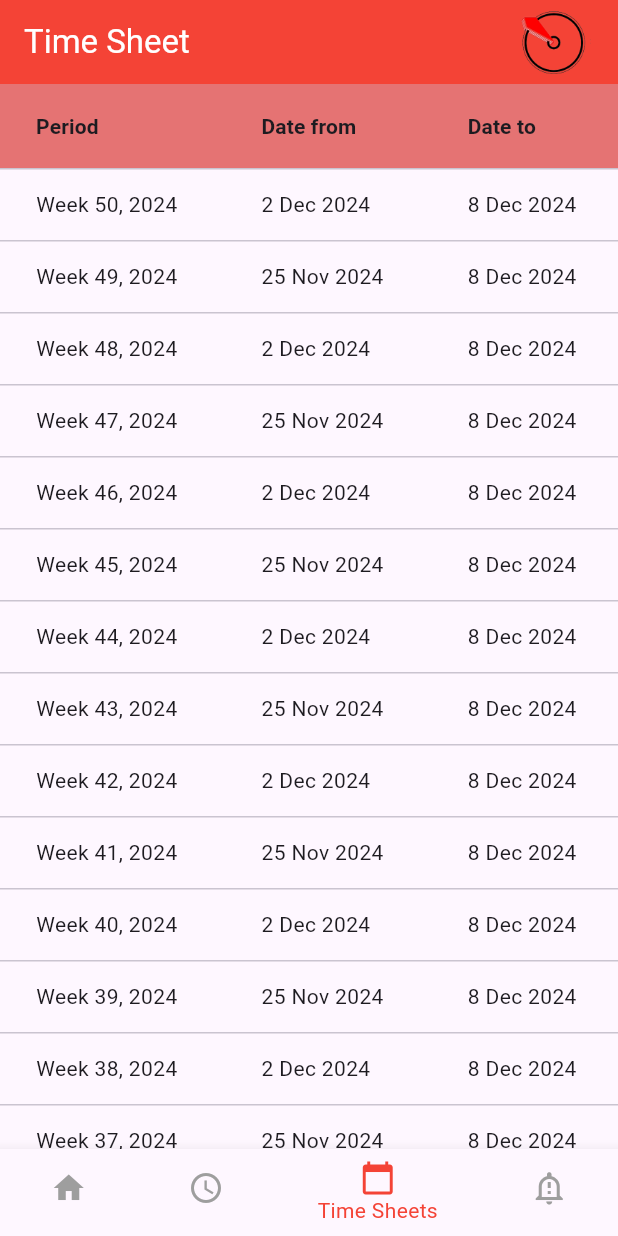
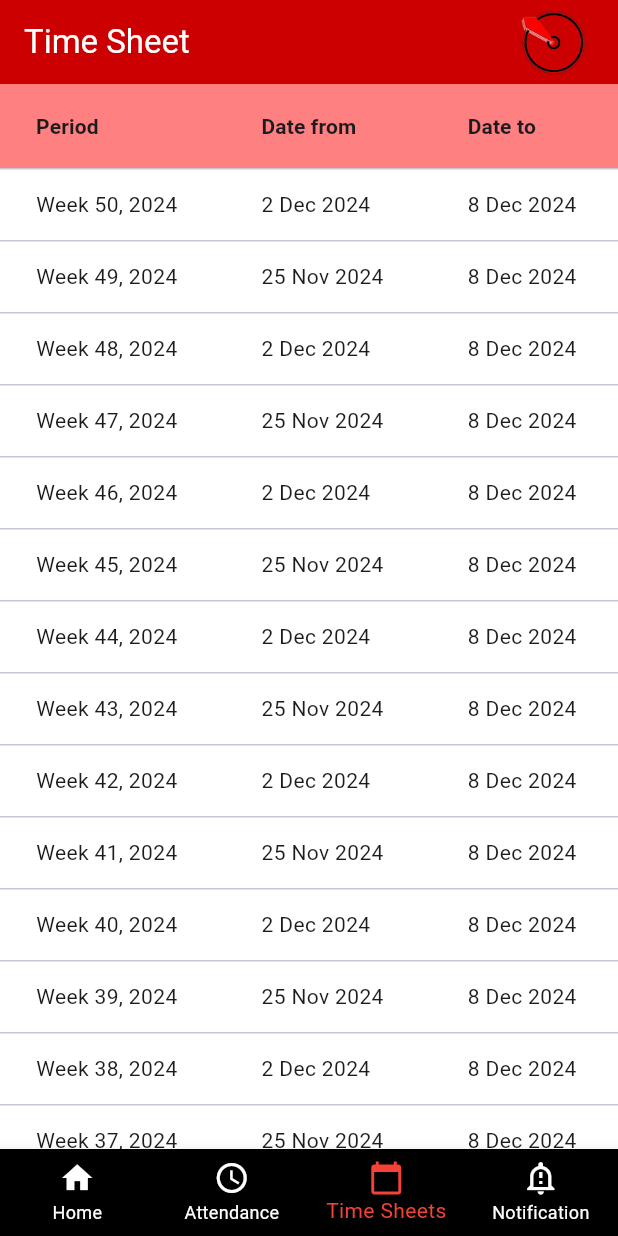
Before and after one commit to anca234/flutter-HRIS, a Flutter app: the screen it shows after launch, item 3 of the bottom bar chosen, on a phone screen of 412 x 824 dp. Run offline on Flutter 3.47's test engine with Material 3 defaults, Android fonts, the phone set to English and light mode, and no system bars.

Commit message:
merubah warna appbar, warna background, & warna bottomnavbar

```diff
--- a/lib/screens/annualleave.dart
+++ b/lib/screens/annualleave.dart
@@ -76,7 +76,7 @@ class _LeaveFormScreenState extends State<LeaveFormScreen> {
   Widget build(BuildContext context) {
     return Scaffold(
       appBar: AppBar(
-        backgroundColor: Colors.red,
+        backgroundColor: const Color.fromRGBO(204, 0, 0, 1.0),
         title: Text('Annual Leave Form', style: TextStyle(color: Colors.white)),
         actions: [
           Padding(
@@ -88,6 +88,7 @@ class _LeaveFormScreenState extends State<LeaveFormScreen> {
           ),
         ],
       ),
+      backgroundColor: const Color.fromARGB(255, 255, 255, 255),
       body: SingleChildScrollView(
         padding: EdgeInsets.all(16.0),
         child: Column(
--- a/lib/screens/asset.dart
+++ b/lib/screens/asset.dart
@@ -27,7 +27,7 @@ class _AssetScreenState extends State<AssetScreen>
   Widget build(BuildContext context) {
     return Scaffold(
       appBar: AppBar(
-        backgroundColor: Colors.red,
+        backgroundColor: const Color.fromRGBO(204, 0, 0, 1.0),
         title: const Text(
           "Asset",
           style: TextStyle(color: Colors.white, fontSize: 18),
@@ -46,6 +46,7 @@ class _AssetScreenState extends State<AssetScreen>
           ),
         ],
       ),
+      backgroundColor: const Color.fromARGB(255, 255, 255, 255),
       body: Column(
         children: [
           // TabBar
--- a/lib/screens/attendance_page.dart
+++ b/lib/screens/attendance_page.dart
@@ -44,7 +44,7 @@ class AttendancePageState extends State<AttendancePage> {
               color: Colors.white,
               fontWeight: FontWeight.bold,
             )),
-        backgroundColor: Colors.red,
+        backgroundColor: const Color.fromRGBO(204, 0, 0, 1.0),
         actions: [
           Padding(
             padding: const EdgeInsets.only(right: 18.0),
@@ -55,6 +55,7 @@ class AttendancePageState extends State<AttendancePage> {
           ),
         ],
       ),
+      backgroundColor: const Color.fromARGB(255, 255, 255, 255),
       body: SingleChildScrollView(
         child: Column(
           crossAxisAlignment: CrossAxisAlignment.start,
--- a/lib/screens/leave.dart
+++ b/lib/screens/leave.dart
@@ -91,7 +91,7 @@ class LeavePage extends StatelessWidget {
   Widget build(BuildContext context) {
     return Scaffold(
       appBar: AppBar(
-        backgroundColor: Colors.red,
+        backgroundColor: const Color.fromRGBO(204, 0, 0, 1.0),
         title: const Text(
           "Leave",
           style: TextStyle(color: Colors.white, fontSize: 18),
@@ -110,6 +110,7 @@ class LeavePage extends StatelessWidget {
           onPressed: () => Navigator.pop(context),
         ),
       ),
+      backgroundColor: const Color.fromARGB(255, 255, 255, 255),
       body: Column(
         crossAxisAlignment: CrossAxisAlignment.start,
         children: [
--- a/lib/screens/main_screen.dart
+++ b/lib/screens/main_screen.dart
@@ -26,15 +26,16 @@ class _MainScreenState extends State<MainScreen> {
     return Scaffold(
       body: _pages[_currentIndex],
       bottomNavigationBar: BottomNavigationBar(
+        type: BottomNavigationBarType.fixed, // Tambahkan ini
+        backgroundColor: Colors.black, // Warna latar belakang hitam
         currentIndex: _currentIndex,
         onTap: (index) {
           setState(() {
             _currentIndex = index;
           });
         },
-        backgroundColor: Colors.black, // Set the background color to black
         selectedItemColor: Colors.red,
-        unselectedItemColor: Colors.grey,
+        unselectedItemColor: const Color.fromARGB(255, 255, 255, 255),
         items: const [
           BottomNavigationBarItem(icon: Icon(Icons.home), label: "Home"),
           BottomNavigationBarItem(
--- a/lib/screens/notification.dart
+++ b/lib/screens/notification.dart
@@ -7,7 +7,7 @@ class NotificationPage extends StatelessWidget {
   Widget build(BuildContext context) {
     return Scaffold(
       appBar: AppBar(
-        backgroundColor: Colors.red,
+        backgroundColor: const Color.fromRGBO(204, 0, 0, 1.0),
         title: const Text(
           "Announcement",
           style: TextStyle(
@@ -26,6 +26,7 @@ class NotificationPage extends StatelessWidget {
           ),
         ],
       ),
+      backgroundColor: const Color.fromARGB(255, 255, 255, 255),
       body: Column(
         crossAxisAlignment: CrossAxisAlignment.start,
         children: [
--- a/lib/screens/profile.dart
+++ b/lib/screens/profile.dart
@@ -8,7 +8,7 @@ class ProfileScreen extends StatelessWidget {
     return Scaffold(
       appBar: AppBar(
         title: const Text('Profile', style: TextStyle(color: Colors.white)),
-        backgroundColor: Colors.red,
+        backgroundColor: const Color.fromRGBO(204, 0, 0, 1.0),
         actions: [
           Padding(
             padding: const EdgeInsets.only(right: 18.0),
@@ -19,6 +19,7 @@ class ProfileScreen extends StatelessWidget {
           ),
         ],
       ),
+      backgroundColor: const Color.fromARGB(255, 255, 255, 255),
       body: Padding(
         padding: const EdgeInsets.all(16.0),
         child: Column(
--- a/lib/screens/timesheets.dart
+++ b/lib/screens/timesheets.dart
@@ -37,7 +37,7 @@ class TimeSheetPage extends StatelessWidget {
     return Scaffold(
       appBar: AppBar(
         title: const Text('Time Sheet', style: TextStyle(color: Colors.white)),
-        backgroundColor: Colors.red,
+        backgroundColor: const Color.fromRGBO(204, 0, 0, 1.0),
         actions: [
           Padding(
             padding: const EdgeInsets.only(right: 18.0),
@@ -48,6 +48,7 @@ class TimeSheetPage extends StatelessWidget {
           ),
         ],
       ),
+      backgroundColor: const Color.fromARGB(255, 255, 255, 255),
       body: SingleChildScrollView(
         child: Column(
           crossAxisAlignment: CrossAxisAlignment.start,
@@ -57,7 +58,7 @@ class TimeSheetPage extends StatelessWidget {
               child: DataTable(
                 showCheckboxColumn: false, // Hilangkan checkbox di sebelah kiri
                 headingRowColor: MaterialStateProperty.resolveWith(
-                  (states) => Colors.red.shade300,
+                  (states) => const Color.fromARGB(255, 255, 128, 128),
                 ),
                 columns: const [
                   DataColumn(
@@ -114,7 +115,7 @@ class TimeSheetPageDetail extends StatelessWidget {
   Widget build(BuildContext context) {
     return Scaffold(
       appBar: AppBar(
-        backgroundColor: Colors.red,
+        backgroundColor: const Color.fromRGBO(178, 34, 34, 1.0),
         title: const Text(
           "Time Sheet",
           style: TextStyle(color: Colors.white),
@@ -133,6 +134,7 @@ class TimeSheetPageDetail extends StatelessWidget {
           ),
         ],
       ),
+      backgroundColor: const Color.fromARGB(255, 255, 255, 255),
       body: SingleChildScrollView(
         child: Column(
           crossAxisAlignment: CrossAxisAlignment.start,
@@ -163,7 +165,7 @@ class TimeSheetPageDetail extends StatelessWidget {
                   ElevatedButton(
                     onPressed: () {},
                     style: ElevatedButton.styleFrom(
-                      backgroundColor: Colors.red,
+                      backgroundColor: const Color.fromRGBO(178, 34, 34, 1.0),
                     ),
                     child: const Text("Submit",
                         style: TextStyle(color: Colors.white)),
@@ -178,7 +180,7 @@ class TimeSheetPageDetail extends StatelessWidget {
             Padding(
               padding: const EdgeInsets.all(16.0),
               child: Container(
-                padding: const EdgeInsets.all(12),
+                padding: const EdgeInsets.all(20),
                 color: Colors.grey.shade300,
                 child: Column(
                   crossAxisAlignment: CrossAxisAlignment.start,
--- a/lib/screens/unplannedleave.dart
+++ b/lib/screens/unplannedleave.dart
@@ -92,7 +92,7 @@ class _UnplannedLeaveScreenState extends State<UnplannedLeaveScreen> {
   Widget build(BuildContext context) {
     return Scaffold(
       appBar: AppBar(
-        backgroundColor: Colors.red,
+        backgroundColor: const Color.fromRGBO(204, 0, 0, 1.0),
         title:
             Text('Unplanned Leave Form', style: TextStyle(color: Colors.white)),
         actions: [
@@ -105,6 +105,7 @@ class _UnplannedLeaveScreenState extends State<UnplannedLeaveScreen> {
           ),
         ],
       ),
+      backgroundColor: const Color.fromARGB(255, 255, 255, 255),
       body: SingleChildScrollView(
         padding: EdgeInsets.all(16.0),
         child: Column(
```
Also changed, not shown: lib/screens/home_page.dart (+7 -7 lines).
